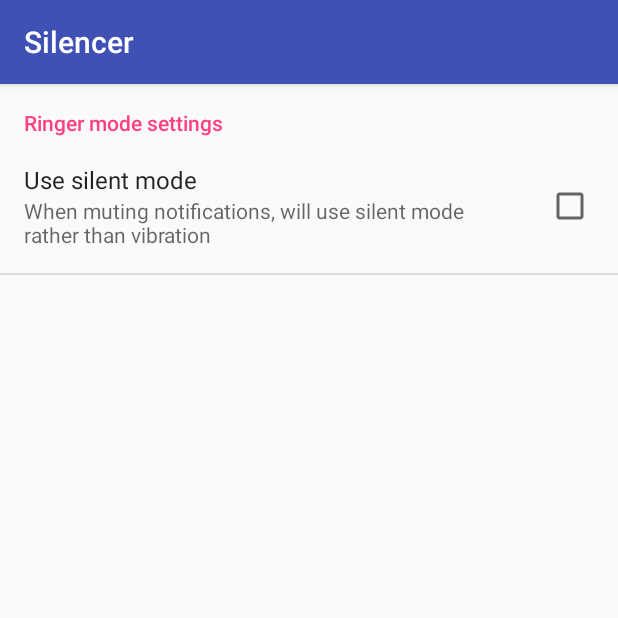
After one commit to sgzmd/silencer, an Android app: the fragment SettingsFragment shown on its own in the app's theme, on a phone screen of 412 x 824 dp, the top half of it. The commit adds this screen. Run offline under Robolectric (Android 15) with nearby library versions, the phone set to English and light mode, and no system bars.

Commit message:
Preferences fragment

```diff
--- a/app/src/main/java/info/romankirillov/silencer/MainActivity.java
+++ b/app/src/main/java/info/romankirillov/silencer/MainActivity.java
@@ -15,6 +15,7 @@ import android.support.v7.widget.Toolbar;
 import android.view.Menu;
 import android.view.MenuItem;
 
+import info.romankirillov.silencer.fragments.SettingsFragment;
 import info.romankirillov.silencer.fragments.TimedSilenceFragment;
 
 public class MainActivity extends AppCompatActivity
@@ -96,6 +97,10 @@ public class MainActivity extends AppCompatActivity
         } else if (id == R.id.nav_silence_schedule) {
 
         } else if (id == R.id.nav_share) {
+            FragmentManager fragmentManager = getFragmentManager();
+            FragmentTransaction fragmentTransaction = fragmentManager.beginTransaction();
+            fragmentTransaction.replace(R.id.main_content_frame, new SettingsFragment());
+            fragmentTransaction.commit();
 
         } else if (id == R.id.nav_send) {
 
--- /dev/null
+++ b/app/src/main/java/info/romankirillov/silencer/fragments/SettingsFragment.java
@@ -0,0 +1,15 @@
+package info.romankirillov.silencer.fragments;
+
+import android.os.Bundle;
+import android.preference.PreferenceFragment;
+
+import info.romankirillov.silencer.R;
+
+public class SettingsFragment extends PreferenceFragment {
+    @Override
+    public void onCreate(Bundle savedInstanceState) {
+        super.onCreate(savedInstanceState);
+
+        addPreferencesFromResource(R.xml.preferences);
+    }
+}
--- /dev/null
+++ b/app/src/main/res/xml/preferences.xml
@@ -0,0 +1,12 @@
+<?xml version="1.0" encoding="utf-8"?>
+<PreferenceScreen xmlns:android="http://schemas.android.com/apk/res/android">
+    <PreferenceCategory
+        android:title="Ringer mode settings"
+        android:key="pref_key_ringer_settings">
+        <CheckBoxPreference
+            android:key="pref_ringer_mode_silent"
+            android:title="Use silent mode"
+            android:summary="When muting notifications, will use silent mode rather than vibration"
+            android:defaultValue="false"/>
+    </PreferenceCategory>
+</PreferenceScreen>
```
